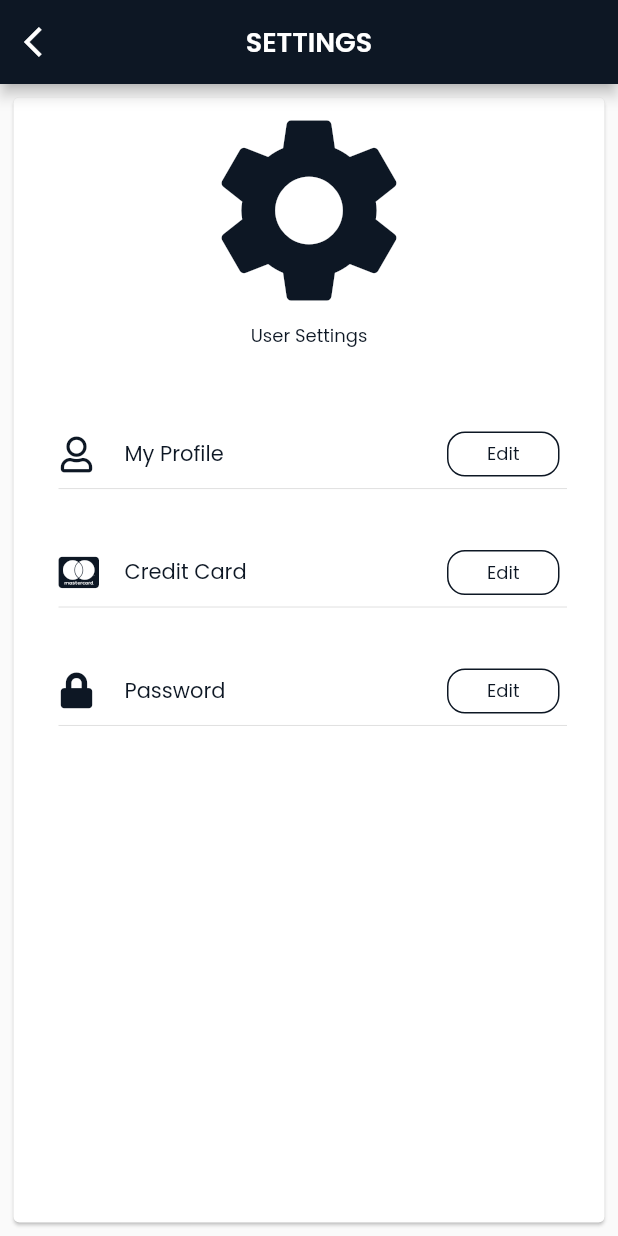
After one commit to Dennis247/DispatchApp_Client, a Flutter app: the SettingsPage screen opened by its route, on a phone screen of 412 x 824 dp. The commit adds this screen. Run offline on Flutter 3.47's test engine with Material 2 defaults, Android fonts, the phone set to English and light mode, and no system bars; our stand-ins replace curved_navigation_bar, flutter_typeahead, font_awesome_flutter, google_fonts, google_maps_flutter, share and 1 more; missing offline and left inert: flutter_polyline_points.

Commit message:
credit card started

```diff
--- a/lib/ui/pages/dispatch/confirmDispatch.dart
+++ b/lib/ui/pages/dispatch/confirmDispatch.dart
@@ -79,7 +79,9 @@ class ConfirmDispatch extends StatelessWidget {
                     alignment: Alignment.center,
                     child: AppButtonWudget(
                       buttonText: "CONFIRM DISPATCH",
-                      function: () {},
+                      function: () {
+                        Navigator.of(context).pushNamed("/");
+                      },
                     ),
                   )
                 ],
--- /dev/null
+++ b/lib/ui/pages/settings/settingsPage.dart
@@ -0,0 +1,124 @@
+import 'package:dispatch_app_client/ui/pages/settings/creditCardPage.dart';
+import 'package:dispatch_app_client/utils/appStyles.dart';
+import 'package:dispatch_app_client/utils/constants.dart';
+import 'package:flutter/material.dart';
+import 'package:font_awesome_flutter/font_awesome_flutter.dart';
+
+class SettingsPage extends StatelessWidget {
+  _buildRowWidget(IconData iconData, String title, Function function) {
+    return GestureDetector(
+      onTap: function,
+      child: Column(
+        children: <Widget>[
+          Row(
+            mainAxisAlignment: MainAxisAlignment.spaceBetween,
+            children: <Widget>[
+              Row(
+                crossAxisAlignment: CrossAxisAlignment.center,
+                mainAxisAlignment: MainAxisAlignment.center,
+                children: <Widget>[
+                  Icon(
+                    iconData,
+                    color: Constant.primaryColorDark,
+                  ),
+                  SizedBox(
+                    width: 20,
+                  ),
+                  Text(
+                    title,
+                    style: AppTextStyles.appTextStyle,
+                  )
+                ],
+              ),
+              Container(
+                margin: EdgeInsets.only(right: 30),
+                height: 30,
+                width: 75,
+                decoration: BoxDecoration(
+                  border: Border.all(
+                    color: Constant.primaryColorDark,
+                    width: 1,
+                  ),
+                  borderRadius: BorderRadius.circular(12),
+                ),
+                child: Center(
+                  child: Text(
+                    'Edit',
+                    style: AppTextStyles.smallprimaryColorTextStyle,
+                  ),
+                ),
+              ),
+            ],
+          ),
+          Divider(
+            endIndent: 25,
+          )
+        ],
+      ),
+    );
+  }
+
+  static final routeName = "settings-page";
+  @override
+  Widget build(BuildContext context) {
+    final appSize = Constant.getAppSize(context);
+    return Scaffold(
+      appBar: AppBar(
+        title: Text(
+          "SETTINGS",
+          style: AppTextStyles.appLightHeaderTextStyle,
+        ),
+        centerTitle: true,
+        automaticallyImplyLeading: false,
+        leading: IconButton(
+            icon: Icon(
+              Icons.arrow_back_ios,
+            ),
+            onPressed: () {
+              Navigator.of(context).pop();
+            }),
+      ),
+      body: Padding(
+        padding: const EdgeInsets.only(top: 5, left: 5, right: 5, bottom: 5),
+        child: Card(
+          child: ListView(
+            children: <Widget>[
+              Icon(
+                Icons.settings,
+                size: 150,
+                color: Constant.primaryColorDark,
+              ),
+              Text(
+                "User Settings",
+                textAlign: TextAlign.center,
+                style: AppTextStyles.smallprimaryColorTextStyle,
+              ),
+              SizedBox(
+                height: appSize.height * 0.03,
+              ),
+              Padding(
+                padding: const EdgeInsets.only(left: 30, top: 30),
+                child: Column(
+                  children: <Widget>[
+                    _buildRowWidget(FontAwesomeIcons.user, "My Profile", () {}),
+                    SizedBox(
+                      height: appSize.height * 0.04,
+                    ),
+                    _buildRowWidget(
+                        FontAwesomeIcons.ccMastercard, "Credit Card", () {
+                      Navigator.of(context).pushNamed(CreditCardPage.routeName);
+                    }),
+                    SizedBox(
+                      height: appSize.height * 0.04,
+                    ),
+                    _buildRowWidget(FontAwesomeIcons.lock, "Password", () {}),
+                  ],
+                ),
+              )
+            ],
+          ),
+        ),
+      ),
+    );
+  }
+}
--- a/lib/utils/appStyles.dart
+++ b/lib/utils/appStyles.dart
@@ -32,7 +32,7 @@ class AppTextStyles {
       fontSize: 10, color: Colors.white, fontWeight: FontWeight.w600);
 
   static final smallprimaryColorTextStyle = GoogleFonts.poppins(
-    fontSize: 10,
+    fontSize: 12,
     color: Constant.primaryColorDark,
   );
 
@@ -44,14 +44,13 @@ class AppTextStyles {
   static final appTextStyle =
       GoogleFonts.poppins(fontSize: 14, color: Constant.primaryColorDark);
 
-  static final appSmallTextStyle =
-      GoogleFonts.poppins(fontSize: 11, color: Constant.primaryColorDark);
-
   static final appLightTextStyle =
       GoogleFonts.poppins(fontSize: 14, color: Constant.primaryColorLight);
 
-  static final appLightHeaderTextStyle =
-      GoogleFonts.poppins(fontSize: 18, color: Constant.primaryColorLight);
+  static final appLightHeaderTextStyle = GoogleFonts.poppins(
+      fontSize: 18,
+      color: Constant.primaryColorLight,
+      fontWeight: FontWeight.w600);
 
   static final appDarkHeaderTextStyle = GoogleFonts.poppins(
       fontSize: 18,
--- a/pubspec.yaml
+++ b/pubspec.yaml
@@ -39,6 +39,8 @@ dependencies:
   curved_navigation_bar: ^0.3.2
   share: ^0.6.4+3
   timeago: ^2.0.26
+  flutter_credit_card: ^0.1.3
+
 
 dev_dependencies:
   flutter_test:
```
Also changed, not shown: lib/main.dart (+7 -1 lines), lib/ui/pages/settings/creditCardPage.dart (added, +26 -0 lines), lib/ui/pages/support/supportPage.dart (added, +99 -0 lines), lib/ui/widgets/appDrawer.dart (+26 -19 lines), lib/ui/widgets/dispatchHistoryWidget.dart (+9 -5 lines), lib/ui/pages/settings/myProfilePage.dart (added), lib/ui/pages/settings/passwordPage.dart (added), pubspec.lock.
